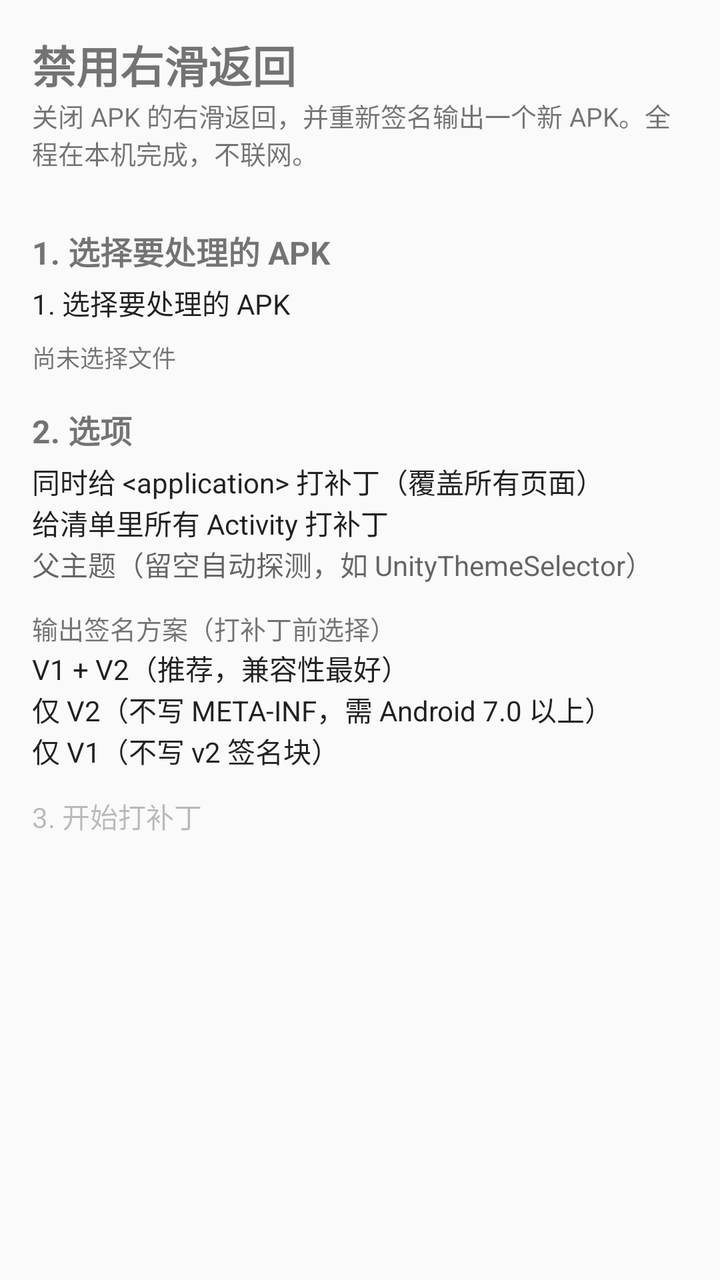
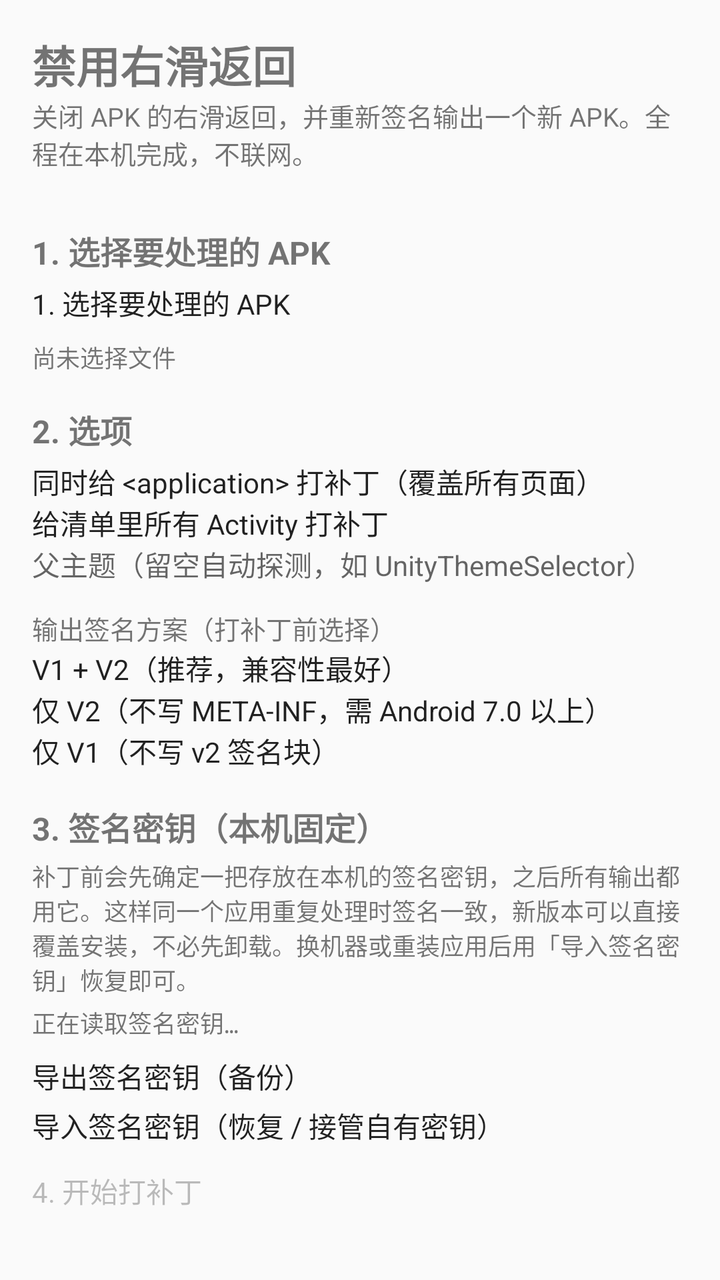

An Android layout rendered at two revisions. The XML below is the earlier revision; the diff shows what the commit changed to produce the second picture.
<!-- AndroidManifest.xml: application theme AppTheme -->
<!-- res/layout/activity_main.xml -->
<?xml version="1.0" encoding="utf-8"?>
<ScrollView xmlns:android="http://schemas.android.com/apk/res/android"
    android:layout_width="match_parent"
    android:layout_height="match_parent"
    android:fillViewport="true">

    <LinearLayout
        android:layout_width="match_parent"
        android:layout_height="wrap_content"
        android:orientation="vertical"
        android:padding="16dp">

        <TextView
            android:layout_width="match_parent"
            android:layout_height="wrap_content"
            android:text="@string/app_name"
            android:textSize="22sp"
            android:textStyle="bold" />

        <TextView
            android:layout_width="match_parent"
            android:layout_height="wrap_content"
            android:paddingBottom="12dp"
            android:text="关闭 APK 的右滑返回，并重新签名输出一个新 APK。全程在本机完成，不联网。"
            android:textSize="13sp" />

        <TextView style="@style/SectionTitle" android:text="@string/pick_apk" />

        <Button
            android:id="@+id/btn_pick"
            android:layout_width="match_parent"
            android:layout_height="wrap_content"
            android:text="@string/pick_apk" />

        <TextView
            android:id="@+id/txt_input"
            style="@style/Mono"
            android:paddingTop="8dp"
            android:text="@string/picked_none" />

        <TextView
            android:id="@+id/txt_warning"
            android:layout_width="match_parent"
            android:layout_height="wrap_content"
            android:paddingTop="8dp"
            android:text="@string/warn_repack"
            android:textColor="@color/error_text"
            android:textSize="12sp"
            android:visibility="gone" />

        <TextView style="@style/SectionTitle" android:text="@string/section_options" />

        <CheckBox
            android:id="@+id/chk_application"
            android:layout_width="match_parent"
            android:layout_height="wrap_content"
            android:text="@string/opt_application" />

        <CheckBox
            android:id="@+id/chk_all_activities"
            android:layout_width="match_parent"
            android:layout_height="wrap_content"
            android:text="@string/opt_all_activities" />

        <EditText
            android:id="@+id/edt_parent"
            android:layout_width="match_parent"
            android:layout_height="wrap_content"
            android:hint="@string/opt_parent_hint"
            android:inputType="text"
            android:maxLines="1" />

        <TextView
            android:layout_width="match_parent"
            android:layout_height="wrap_content"
            android:paddingTop="12dp"
            android:text="@string/opt_signing_title"
            android:textSize="13sp" />

        <RadioGroup
            android:id="@+id/rad_signing"
            android:layout_width="match_parent"
            android:layout_height="wrap_content"
            android:orientation="vertical">

            <RadioButton
                android:id="@+id/rad_scheme_v1v2"
                android:layout_width="match_parent"
                android:layout_height="wrap_content"
                android:checked="true"
                android:text="@string/opt_scheme_v1v2" />

            <RadioButton
                android:id="@+id/rad_scheme_v2"
                android:layout_width="match_parent"
                android:layout_height="wrap_content"
                android:text="@string/opt_scheme_v2" />

            <RadioButton
                android:id="@+id/rad_scheme_v1"
                android:layout_width="match_parent"
                android:layout_height="wrap_content"
                android:text="@string/opt_scheme_v1" />

        </RadioGroup>

        <Button
            android:id="@+id/btn_start"
            android:layout_width="match_parent"
            android:layout_height="wrap_content"
            android:layout_marginTop="12dp"
            android:enabled="false"
            android:text="@string/start" />

        <ProgressBar
            android:id="@+id/progress"
            style="?android:attr/progressBarStyleHorizontal"
            android:layout_width="match_parent"
            android:layout_height="wrap_content"
            android:layout_marginTop="12dp"
            android:max="100"
            android:visibility="gone" />

        <TextView
            android:id="@+id/txt_progress"
            android:layout_width="match_parent"
            android:layout_height="wrap_content"
            android:paddingTop="4dp"
            android:textSize="13sp"
            android:visibility="gone" />

        <TextView
            android:id="@+id/txt_log_title"
            style="@style/SectionTitle"
            android:text="@string/section_log"
            android:visibility="gone" />

        <TextView
            android:id="@+id/txt_log"
            style="@style/Mono"
            android:background="@color/log_background"
            android:padding="8dp"
            android:textColor="@color/log_text"
            android:visibility="gone" />

        <TextView
            android:id="@+id/txt_result_title"
            style="@style/SectionTitle"
            android:text="@string/section_result"
            android:visibility="gone" />

        <TextView
            android:id="@+id/txt_result"
            style="@style/Mono"
            android:visibility="gone" />

        <Button
            android:id="@+id/btn_save"
            android:layout_width="match_parent"
            android:layout_height="wrap_content"
            android:layout_marginTop="8dp"
            android:text="@string/save_apk"
            android:visibility="gone" />

        <Button
            android:id="@+id/btn_install"
            android:layout_width="match_parent"
            android:layout_height="wrap_content"
            android:layout_marginTop="4dp"
            android:text="@string/install_here"
            android:visibility="gone" />

        <Button
            android:id="@+id/btn_restart"
            android:layout_width="match_parent"
            android:layout_height="wrap_content"
            android:layout_marginTop="4dp"
            android:text="@string/restart"
            android:visibility="gone" />

    </LinearLayout>
</ScrollView>
<!-- resources referenced by this layout -->
<resources>
  <color name="error_text">#FFB71C1C</color>
  <color name="log_background">#FFF5F5F5</color>
  <color name="log_text">#FF212121</color>
  <string name="app_name">禁用右滑返回</string>
  <string name="install_here">安装到本机</string>
  <string name="opt_all_activities">给清单里所有 Activity 打补丁</string>
  <string name="opt_application">同时给 &lt;application&gt; 打补丁（覆盖所有页面）</string>
  <string name="opt_parent_hint">父主题（留空自动探测，如 UnityThemeSelector）</string>
  <string name="opt_scheme_v1">仅 V1（不写 v2 签名块）</string>
  <string name="opt_scheme_v1v2">V1 + V2（推荐，兼容性最好）</string>
  <string name="opt_scheme_v2">仅 V2（不写 META-INF，需 Android 7.0 以上）</string>
  <string name="opt_signing_title">输出签名方案（打补丁前选择）</string>
  <string name="pick_apk">1. 选择要处理的 APK</string>
  <string name="picked_none">尚未选择文件</string>
  <string name="restart">再处理一个</string>
  <string name="save_apk">保存 / 分享 APK</string>
  <string name="section_log">运行日志</string>
  <string name="section_options">2. 选项</string>
  <string name="section_result">4. 结果</string>
  <string name="start">3. 开始打补丁</string>
  <string name="warn_repack">已成品的 APK 与原始版本签名不同。装到手表前需要先卸载原版；依赖原签名的功能（Google 登录 / Firebase 校验 / 应用内购）可能失效。</string>
  <style name="Mono">
          <item name="android:layout_width">match_parent</item>
          <item name="android:layout_height">wrap_content</item>
          <item name="android:typeface">monospace</item>
          <item name="android:textSize">12sp</item>
          <item name="android:textIsSelectable">true</item>
      </style>
  <style name="SectionTitle">
          <item name="android:layout_width">match_parent</item>
          <item name="android:layout_height">wrap_content</item>
          <item name="android:paddingTop">16dp</item>
          <item name="android:paddingBottom">4dp</item>
          <item name="android:textStyle">bold</item>
          <item name="android:textSize">16sp</item>
      </style>
  <style name="AppTheme" parent="@android:style/Theme.Material.Light.DarkActionBar">
          <item name="android:colorAccent">@color/accent</item>
          <item name="android:colorPrimary">@color/accent</item>
          <item name="android:colorPrimaryDark">@color/accent_dark</item>
      </style>
  <color name="accent">#FF3F51B5</color>
  <color name="accent_dark">#FF303F9F</color>
</resources>

<!-- the commit's change to res/layout/activity_main.xml (unified diff, before → after) -->
@@ -104,6 +104,34 @@
 
         </RadioGroup>
 
+        <TextView style="@style/SectionTitle" android:text="@string/section_signing_key" />
+
+        <TextView
+            android:layout_width="match_parent"
+            android:layout_height="wrap_content"
+            android:paddingBottom="4dp"
+            android:text="@string/key_explain"
+            android:textSize="12sp" />
+
+        <TextView
+            android:id="@+id/txt_key"
+            style="@style/Mono"
+            android:text="@string/key_loading" />
+
+        <Button
+            android:id="@+id/btn_key_export"
+            android:layout_width="match_parent"
+            android:layout_height="wrap_content"
+            android:layout_marginTop="8dp"
+            android:text="@string/key_export" />
+
+        <Button
+            android:id="@+id/btn_key_import"
+            android:layout_width="match_parent"
+            android:layout_height="wrap_content"
+            android:layout_marginTop="4dp"
+            android:text="@string/key_import" />
+
         <Button
             android:id="@+id/btn_start"
             android:layout_width="match_parent"
<!-- resource entries referenced after the edit -->
@@ -5,6 +5,10 @@
   <color name="log_text">#FF212121</color>
   <string name="app_name">禁用右滑返回</string>
   <string name="install_here">安装到本机</string>
+  <string name="key_explain">补丁前会先确定一把存放在本机的签名密钥，之后所有输出都用它。这样同一个应用重复处理时签名一致，新版本可以直接覆盖安装，不必先卸载。换机器或重装应用后用「导入签名密钥」恢复即可。</string>
+  <string name="key_export">导出签名密钥（备份）</string>
+  <string name="key_import">导入签名密钥（恢复 / 接管自有密钥）</string>
+  <string name="key_loading">正在读取签名密钥…</string>
   <string name="opt_all_activities">给清单里所有 Activity 打补丁</string>
   <string name="opt_application">同时给 &lt;application&gt; 打补丁（覆盖所有页面）</string>
   <string name="opt_parent_hint">父主题（留空自动探测，如 UnityThemeSelector）</string>
@@ -18,9 +22,10 @@
   <string name="save_apk">保存 / 分享 APK</string>
   <string name="section_log">运行日志</string>
   <string name="section_options">2. 选项</string>
-  <string name="section_result">4. 结果</string>
-  <string name="start">3. 开始打补丁</string>
-  <string name="warn_repack">已成品的 APK 与原始版本签名不同。装到手表前需要先卸载原版；依赖原签名的功能（Google 登录 / Firebase 校验 / 应用内购）可能失效。</string>
+  <string name="section_result">5. 结果</string>
+  <string name="section_signing_key">3. 签名密钥（本机固定）</string>
+  <string name="start">4. 开始打补丁</string>
+  <string name="warn_repack">成品用的是本机固定的自签名密钥，与原始版本不同：第一次装到手表前要先卸载原版。之后本工具再生成的版本签名一致，可以直接覆盖安装，不必卸载。依赖原签名的功能（Google 登录 / Firebase 校验 / 应用内购）可能失效。</string>
   <style name="Mono">
           <item name="android:layout_width">match_parent</item>
           <item name="android:layout_height">wrap_content</item>
